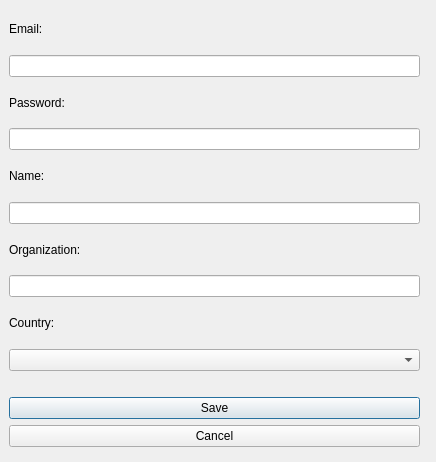
This is LDMP/gui/DlgSettingsUpdate.ui in ConservationInternational/trends.earth as Qt 5 draws it before an edit. The edited form follows.
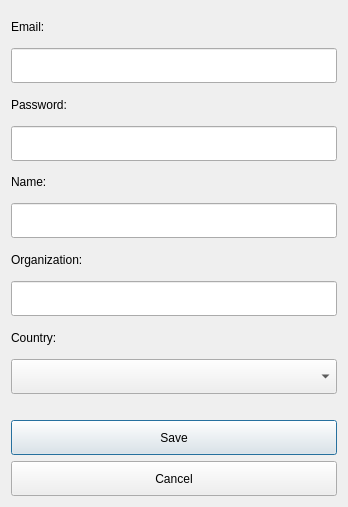
This is the edited form.

```diff
--- a/LDMP/gui/DlgSettingsUpdate.ui
+++ b/LDMP/gui/DlgSettingsUpdate.ui
@@ -6,8 +6,8 @@
    <rect>
     <x>0</x>
     <y>0</y>
-    <width>436</width>
-    <height>462</height>
+    <width>348</width>
+    <height>507</height>
    </rect>
   </property>
   <property name="sizePolicy">
@@ -19,20 +19,66 @@
   <property name="windowTitle">
    <string>Update user</string>
   </property>
-  <widget class="QWidget" name="gridLayoutWidget">
-   <property name="geometry">
-    <rect>
-     <x>9</x>
-     <y>9</y>
-     <width>411</width>
-     <height>438</height>
-    </rect>
-   </property>
    <layout class="QGridLayout" name="gridLayout">
-    <property name="sizeConstraint">
-     <enum>QLayout::SetDefaultConstraint</enum>
-    </property>
-    <item row="5" column="1">
+   <item row="0" column="0">
+    <widget class="QLabel" name="label_2">
+     <property name="sizePolicy">
+      <sizepolicy hsizetype="Preferred" vsizetype="Minimum">
+       <horstretch>0</horstretch>
+       <verstretch>0</verstretch>
+      </sizepolicy>
+     </property>
+     <property name="text">
+      <string>Email:</string>
+     </property>
+    </widget>
+   </item>
+   <item row="1" column="0">
+    <widget class="QLineEdit" name="email">
+     <property name="minimumSize">
+      <size>
+       <width>0</width>
+       <height>35</height>
+      </size>
+     </property>
+     <property name="inputMethodHints">
+      <set>Qt::ImhEmailCharactersOnly</set>
+     </property>
+     <property name="readOnly">
+      <bool>true</bool>
+     </property>
+    </widget>
+   </item>
+   <item row="2" column="0">
+    <widget class="QLabel" name="label_6">
+     <property name="sizePolicy">
+      <sizepolicy hsizetype="Preferred" vsizetype="Minimum">
+       <horstretch>0</horstretch>
+       <verstretch>0</verstretch>
+      </sizepolicy>
+     </property>
+     <property name="text">
+      <string>Password:</string>
+     </property>
+    </widget>
+   </item>
+   <item row="3" column="0">
+    <widget class="QLineEdit" name="password">
+     <property name="minimumSize">
+      <size>
+       <width>0</width>
+       <height>35</height>
+      </size>
+     </property>
+     <property name="inputMethodHints">
+      <set>Qt::ImhHiddenText|Qt::ImhNoAutoUppercase|Qt::ImhNoPredictiveText</set>
+     </property>
+     <property name="echoMode">
+      <enum>QLineEdit::Password</enum>
+     </property>
+    </widget>
+   </item>
+   <item row="4" column="0">
      <widget class="QLabel" name="label_5">
       <property name="sizePolicy">
        <sizepolicy hsizetype="Preferred" vsizetype="Minimum">
@@ -45,7 +91,49 @@
       </property>
      </widget>
     </item>
-    <item row="11" column="1">
+   <item row="5" column="0">
+    <widget class="QLineEdit" name="name">
+     <property name="minimumSize">
+      <size>
+       <width>0</width>
+       <height>35</height>
+      </size>
+     </property>
+     <property name="inputMethodHints">
+      <set>Qt::ImhNoAutoUppercase</set>
+     </property>
+    </widget>
+   </item>
+   <item row="6" column="0">
+    <widget class="QLabel" name="label_3">
+     <property name="sizePolicy">
+      <sizepolicy hsizetype="Preferred" vsizetype="Minimum">
+       <horstretch>0</horstretch>
+       <verstretch>0</verstretch>
+      </sizepolicy>
+     </property>
+     <property name="text">
+      <string>Organization:</string>
+     </property>
+    </widget>
+   </item>
+   <item row="7" column="0">
+    <widget class="QLineEdit" name="organization">
+     <property name="minimumSize">
+      <size>
+       <width>0</width>
+       <height>35</height>
+      </size>
+     </property>
+     <property name="inputMethodHints">
+      <set>Qt::ImhNone</set>
+     </property>
+     <property name="echoMode">
+      <enum>QLineEdit::Normal</enum>
+     </property>
+    </widget>
+   </item>
+   <item row="8" column="0">
      <widget class="QLabel" name="label_4">
       <property name="sizePolicy">
        <sizepolicy hsizetype="Preferred" vsizetype="Minimum">
@@ -58,7 +146,17 @@
       </property>
      </widget>
     </item>
-    <item row="13" column="1">
+   <item row="9" column="0">
+    <widget class="QComboBox" name="country">
+     <property name="minimumSize">
+      <size>
+       <width>0</width>
+       <height>35</height>
+      </size>
+     </property>
+    </widget>
+   </item>
+   <item row="10" column="0">
      <spacer name="verticalSpacer">
       <property name="orientation">
        <enum>Qt::Vertical</enum>
@@ -74,101 +172,33 @@
       </property>
      </spacer>
     </item>
-    <item row="1" column="1">
-     <widget class="QLabel" name="label_2">
-      <property name="sizePolicy">
-       <sizepolicy hsizetype="Preferred" vsizetype="Minimum">
-        <horstretch>0</horstretch>
-        <verstretch>0</verstretch>
-       </sizepolicy>
-      </property>
-      <property name="text">
-       <string>Email:</string>
-      </property>
-     </widget>
-    </item>
-    <item row="9" column="1">
-     <widget class="QLabel" name="label_3">
-      <property name="sizePolicy">
-       <sizepolicy hsizetype="Preferred" vsizetype="Minimum">
-        <horstretch>0</horstretch>
-        <verstretch>0</verstretch>
-       </sizepolicy>
-      </property>
-      <property name="text">
-       <string>Organization:</string>
-      </property>
-     </widget>
-    </item>
-    <item row="12" column="1">
-     <widget class="QComboBox" name="country"/>
-    </item>
-    <item row="3" column="1">
-     <widget class="QLabel" name="label_6">
-      <property name="sizePolicy">
-       <sizepolicy hsizetype="Preferred" vsizetype="Minimum">
-        <horstretch>0</horstretch>
-        <verstretch>0</verstretch>
-       </sizepolicy>
-      </property>
-      <property name="text">
-       <string>Password:</string>
-      </property>
-     </widget>
-    </item>
-    <item row="10" column="1">
-     <widget class="QLineEdit" name="organization">
-      <property name="inputMethodHints">
-       <set>Qt::ImhNone</set>
-      </property>
-      <property name="echoMode">
-       <enum>QLineEdit::Normal</enum>
-      </property>
-     </widget>
-    </item>
-    <item row="6" column="1">
-     <widget class="QLineEdit" name="name">
-      <property name="inputMethodHints">
-       <set>Qt::ImhNoAutoUppercase</set>
-      </property>
-     </widget>
-    </item>
-    <item row="4" column="1">
-     <widget class="QLineEdit" name="password">
-      <property name="inputMethodHints">
-       <set>Qt::ImhHiddenText|Qt::ImhNoAutoUppercase|Qt::ImhNoPredictiveText</set>
-      </property>
-      <property name="echoMode">
-       <enum>QLineEdit::Password</enum>
-      </property>
-     </widget>
-    </item>
-    <item row="2" column="1">
-     <widget class="QLineEdit" name="email">
-      <property name="inputMethodHints">
-       <set>Qt::ImhEmailCharactersOnly</set>
-      </property>
-      <property name="readOnly">
-       <bool>true</bool>
-      </property>
-     </widget>
-    </item>
-    <item row="14" column="1">
+   <item row="11" column="0">
      <widget class="QPushButton" name="save">
+     <property name="minimumSize">
+      <size>
+       <width>0</width>
+       <height>35</height>
+      </size>
+     </property>
       <property name="text">
        <string>Save</string>
       </property>
      </widget>
     </item>
-    <item row="15" column="1">
+   <item row="12" column="0">
      <widget class="QPushButton" name="cancel">
+     <property name="minimumSize">
+      <size>
+       <width>0</width>
+       <height>35</height>
+      </size>
+     </property>
       <property name="text">
        <string>Cancel</string>
       </property>
      </widget>
     </item>
    </layout>
-  </widget>
  </widget>
  <tabstops>
   <tabstop>email</tabstop>
```
Lines whose indentation alone changed are shown as unchanged.
